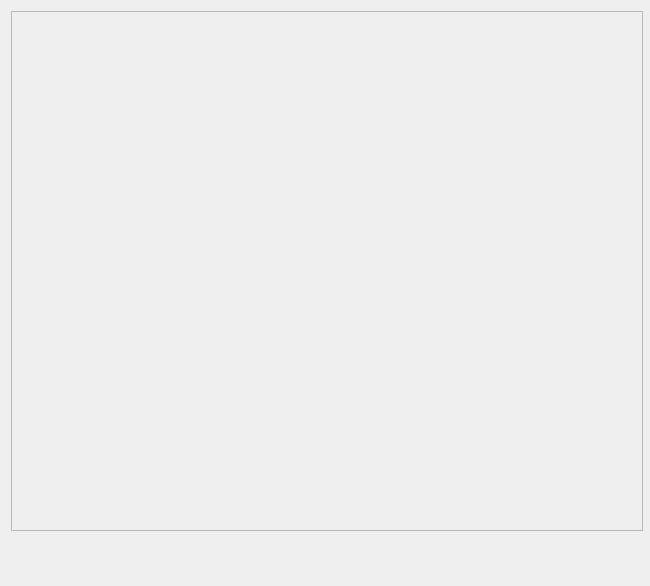
Qt form widget/Setting/ChatBot/WLibarary.ui (yechaoGitHub/AI) before a commit.
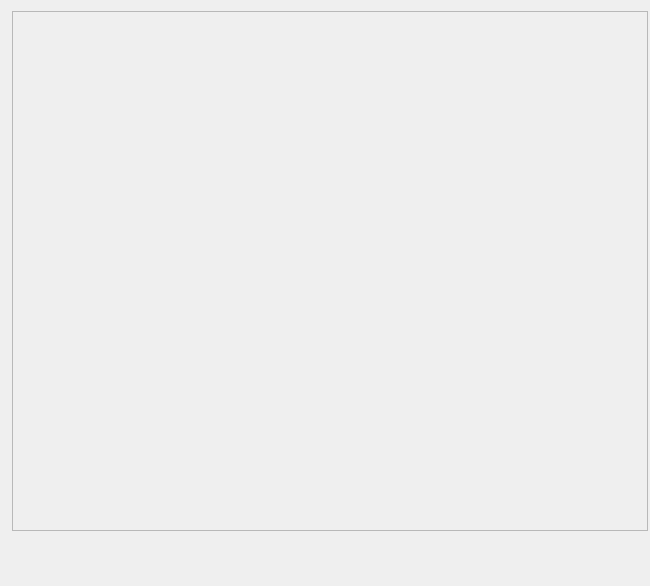
The same form after that commit. Icons and pictures are not drawn. Custom widgets are drawn as their Qt base class.

Diff of the .ui file:
```diff
--- a/widget/Setting/ChatBot/WLibarary.ui
+++ b/widget/Setting/ChatBot/WLibarary.ui
@@ -25,7 +25,7 @@
   <property name="maximumSize">
    <size>
     <width>650</width>
-    <height>586</height>
+    <height>121344</height>
    </size>
   </property>
   <property name="windowTitle">
@@ -95,6 +95,12 @@
 </string>
   </property>
   <layout class="QVBoxLayout" name="verticalLayout">
+   <property name="leftMargin">
+    <number>12</number>
+   </property>
+   <property name="rightMargin">
+    <number>2</number>
+   </property>
    <item>
     <widget class="QFrame" name="frame">
      <property name="minimumSize">
@@ -105,7 +111,7 @@
      </property>
      <property name="maximumSize">
       <size>
-       <width>632</width>
+       <width>1231234</width>
        <height>520</height>
       </size>
      </property>
@@ -115,7 +121,11 @@
      <property name="frameShadow">
       <enum>QFrame::Raised</enum>
      </property>
-     <layout class="QGridLayout" name="gridLayout"/>
+     <layout class="QGridLayout" name="gridLayout">
+      <property name="leftMargin">
+       <number>0</number>
+      </property>
+     </layout>
     </widget>
    </item>
    <item>
```
